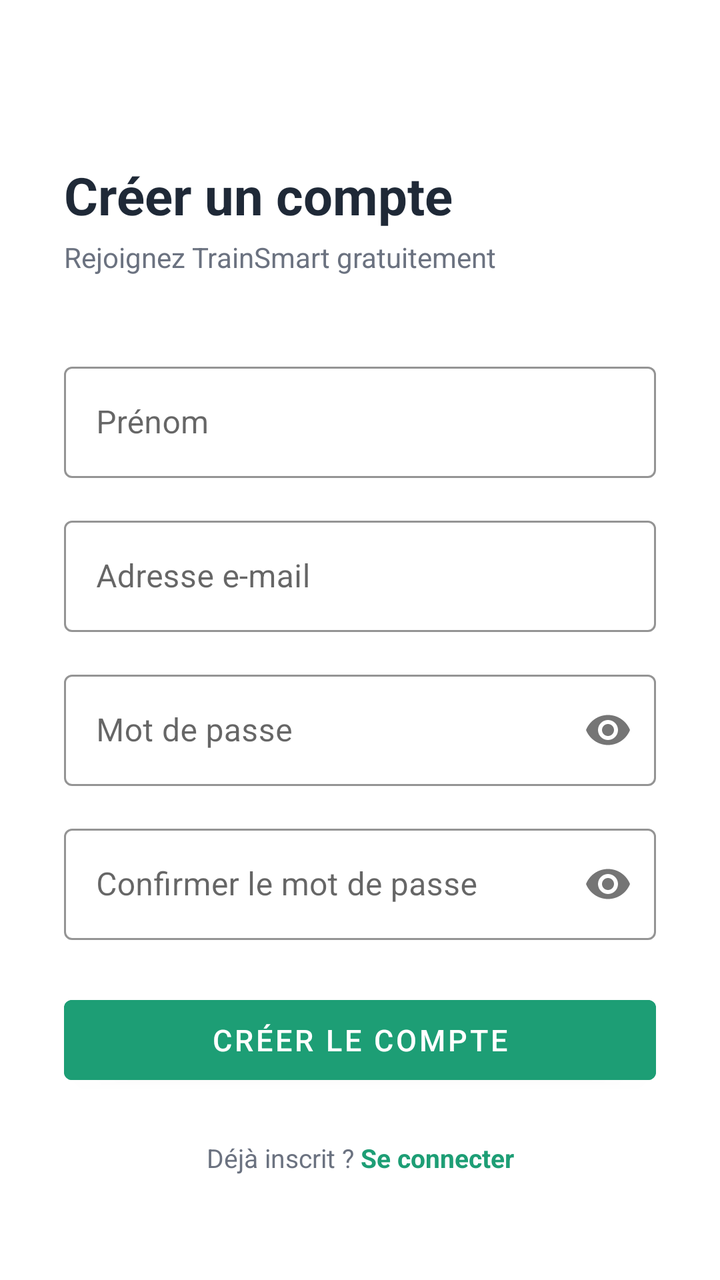
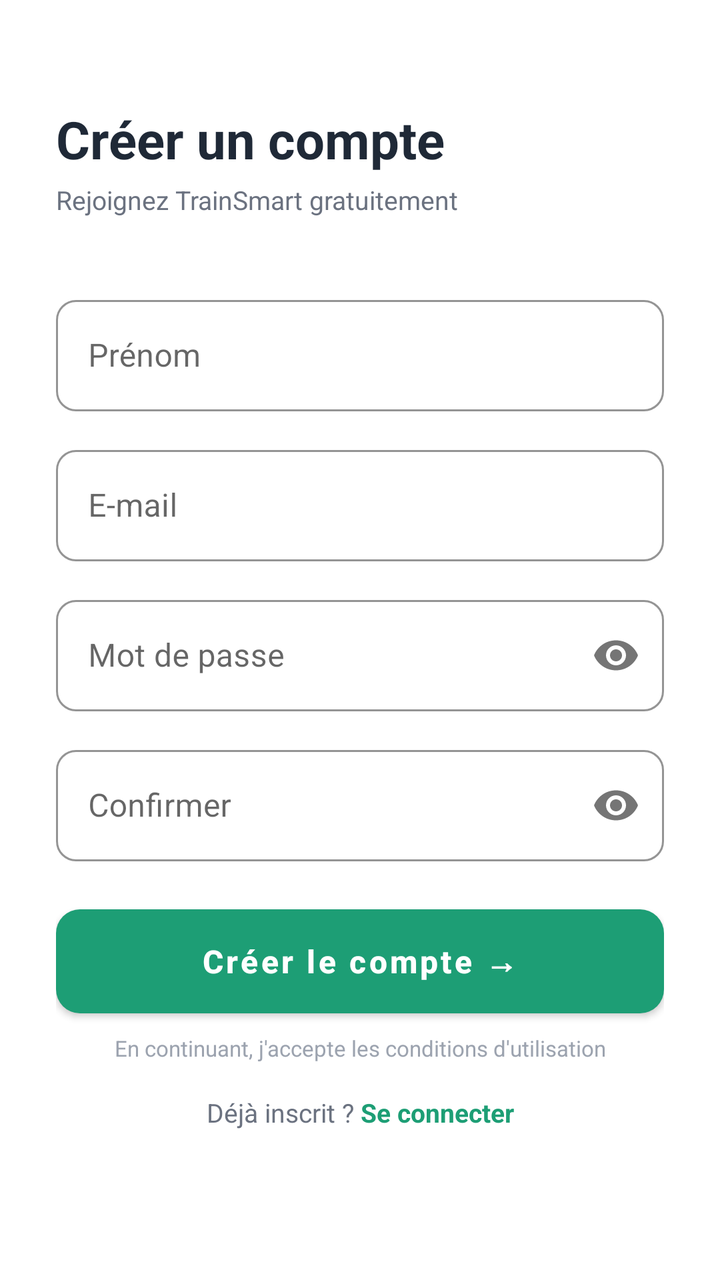

Two renders of the same Android screen: before a commit and after it. Below are the layout's source before the change and the commit's diff.
<!-- AndroidManifest.xml: application theme Theme.TrainSmart -->
<!-- res/layout/fragment_register.xml -->
<?xml version="1.0" encoding="utf-8"?>
<ScrollView
    xmlns:android="http://schemas.android.com/apk/res/android"
    xmlns:app="http://schemas.android.com/apk/res-auto"
    android:layout_width="match_parent"
    android:layout_height="match_parent"
    android:background="@color/white"
    android:fillViewport="true">

    <androidx.constraintlayout.widget.ConstraintLayout
        android:layout_width="match_parent"
        android:layout_height="wrap_content"
        android:padding="32dp">

        <TextView
            android:id="@+id/tv_title"
            android:layout_width="wrap_content"
            android:layout_height="wrap_content"
            android:text="Créer un compte"
            android:textSize="26sp"
            android:textStyle="bold"
            android:textColor="@color/text_primary"
            android:layout_marginTop="48dp"
            app:layout_constraintTop_toTopOf="parent"
            app:layout_constraintStart_toStartOf="parent" />

        <TextView
            android:id="@+id/tv_subtitle"
            android:layout_width="wrap_content"
            android:layout_height="wrap_content"
            android:text="Rejoignez TrainSmart gratuitement"
            android:textSize="14sp"
            android:textColor="@color/text_secondary"
            android:layout_marginTop="4dp"
            app:layout_constraintTop_toBottomOf="@id/tv_title"
            app:layout_constraintStart_toStartOf="parent" />

        
        <com.google.android.material.textfield.TextInputLayout
            android:id="@+id/til_prenom"
            style="@style/Widget.MaterialComponents.TextInputLayout.OutlinedBox"
            android:layout_width="match_parent"
            android:layout_height="wrap_content"
            android:hint="Prénom"
            android:layout_marginTop="40dp"
            app:boxStrokeColor="@color/green_primary"
            app:hintTextColor="@color/green_primary"
            app:layout_constraintTop_toBottomOf="@id/tv_subtitle"
            app:layout_constraintStart_toStartOf="parent"
            app:layout_constraintEnd_toEndOf="parent">

            <com.google.android.material.textfield.TextInputEditText
                android:id="@+id/et_prenom"
                android:layout_width="match_parent"
                android:layout_height="wrap_content"
                android:inputType="textPersonName"
                android:imeOptions="actionNext" />

        </com.google.android.material.textfield.TextInputLayout>

        
        <com.google.android.material.textfield.TextInputLayout
            android:id="@+id/til_email"
            style="@style/Widget.MaterialComponents.TextInputLayout.OutlinedBox"
            android:layout_width="match_parent"
            android:layout_height="wrap_content"
            android:hint="Adresse e-mail"
            android:layout_marginTop="16dp"
            app:boxStrokeColor="@color/green_primary"
            app:hintTextColor="@color/green_primary"
            app:layout_constraintTop_toBottomOf="@id/til_prenom"
            app:layout_constraintStart_toStartOf="parent"
            app:layout_constraintEnd_toEndOf="parent">

            <com.google.android.material.textfield.TextInputEditText
                android:id="@+id/et_email"
                android:layout_width="match_parent"
                android:layout_height="wrap_content"
                android:inputType="textEmailAddress"
                android:imeOptions="actionNext" />

        </com.google.android.material.textfield.TextInputLayout>

        
        <com.google.android.material.textfield.TextInputLayout
            android:id="@+id/til_password"
            style="@style/Widget.MaterialComponents.TextInputLayout.OutlinedBox"
            android:layout_width="match_parent"
            android:layout_height="wrap_content"
            android:hint="Mot de passe"
            android:layout_marginTop="16dp"
            app:boxStrokeColor="@color/green_primary"
            app:hintTextColor="@color/green_primary"
            app:passwordToggleEnabled="true"
            app:layout_constraintTop_toBottomOf="@id/til_email"
            app:layout_constraintStart_toStartOf="parent"
            app:layout_constraintEnd_toEndOf="parent">

            <com.google.android.material.textfield.TextInputEditText
                android:id="@+id/et_password"
                android:layout_width="match_parent"
                android:layout_height="wrap_content"
                android:inputType="textPassword"
                android:imeOptions="actionNext" />

        </com.google.android.material.textfield.TextInputLayout>

        
        <com.google.android.material.textfield.TextInputLayout
            android:id="@+id/til_confirm_password"
            style="@style/Widget.MaterialComponents.TextInputLayout.OutlinedBox"
            android:layout_width="match_parent"
            android:layout_height="wrap_content"
            android:hint="Confirmer le mot de passe"
            android:layout_marginTop="16dp"
            app:boxStrokeColor="@color/green_primary"
            app:hintTextColor="@color/green_primary"
            app:passwordToggleEnabled="true"
            app:layout_constraintTop_toBottomOf="@id/til_password"
            app:layout_constraintStart_toStartOf="parent"
            app:layout_constraintEnd_toEndOf="parent">

            <com.google.android.material.textfield.TextInputEditText
                android:id="@+id/et_confirm_password"
                android:layout_width="match_parent"
                android:layout_height="wrap_content"
                android:inputType="textPassword"
                android:imeOptions="actionDone" />

        </com.google.android.material.textfield.TextInputLayout>

        
        <Button
            android:id="@+id/btn_register"
            android:layout_width="match_parent"
            android:layout_height="52dp"
            android:text="Créer le compte"
            android:textSize="15sp"
            android:textColor="@color/white"
            android:backgroundTint="@color/green_primary"
            android:layout_marginTop="24dp"
            style="@style/Widget.MaterialComponents.Button"
            app:layout_constraintTop_toBottomOf="@id/til_confirm_password"
            app:layout_constraintStart_toStartOf="parent"
            app:layout_constraintEnd_toEndOf="parent" />

        
        <LinearLayout
            android:id="@+id/layout_login"
            android:layout_width="wrap_content"
            android:layout_height="wrap_content"
            android:orientation="horizontal"
            android:layout_marginTop="24dp"
            app:layout_constraintTop_toBottomOf="@id/btn_register"
            app:layout_constraintStart_toStartOf="parent"
            app:layout_constraintEnd_toEndOf="parent">

            <TextView
                android:layout_width="wrap_content"
                android:layout_height="wrap_content"
                android:text="Déjà inscrit ? "
                android:textSize="13sp"
                android:textColor="@color/text_secondary" />

            <TextView
                android:id="@+id/tv_go_login"
                android:layout_width="wrap_content"
                android:layout_height="wrap_content"
                android:text="Se connecter"
                android:textSize="13sp"
                android:textColor="@color/green_primary"
                android:textStyle="bold" />

        </LinearLayout>

    </androidx.constraintlayout.widget.ConstraintLayout>
</ScrollView>
<!-- resources referenced by this layout -->
<resources>
  <color name="green_primary">#1D9E75</color>
  <color name="text_primary">#1F2937</color>
  <color name="text_secondary">#6B7280</color>
  <color name="white">#FFFFFF</color>
  <style name="Theme.TrainSmart" parent="Theme.MaterialComponents.DayNight.NoActionBar">
          <item name="colorPrimary">@color/green_primary</item>
          <item name="colorPrimaryDark">@color/green_dark</item>
          <item name="colorAccent">@color/green_primary</item>
          <item name="android:windowBackground">@color/background</item>
          <item name="android:statusBarColor">@color/green_primary</item>
          <item name="android:navigationBarColor">@color/white</item>
      </style>
  <color name="green_dark">#0F6E56</color>
  <color name="background">#F3F4F6</color>
</resources>

<!-- the commit's change to res/layout/fragment_register.xml (unified diff, before → after) -->
@@ -10,167 +10,160 @@
     <androidx.constraintlayout.widget.ConstraintLayout
         android:layout_width="match_parent"
         android:layout_height="wrap_content"
-        android:padding="32dp">
+        android:paddingStart="28dp"
+        android:paddingEnd="28dp"
+        android:paddingBottom="32dp">
 
         <TextView
             android:id="@+id/tv_title"
             android:layout_width="wrap_content"
             android:layout_height="wrap_content"
+            android:layout_marginTop="52dp"
             android:text="Créer un compte"
+            android:textColor="@color/text_primary"
             android:textSize="26sp"
             android:textStyle="bold"
-            android:textColor="@color/text_primary"
-            android:layout_marginTop="48dp"
-            app:layout_constraintTop_toTopOf="parent"
-            app:layout_constraintStart_toStartOf="parent" />
+            app:layout_constraintStart_toStartOf="parent"
+            app:layout_constraintTop_toTopOf="parent" />
 
         <TextView
             android:id="@+id/tv_subtitle"
             android:layout_width="wrap_content"
             android:layout_height="wrap_content"
+            android:layout_marginTop="4dp"
             android:text="Rejoignez TrainSmart gratuitement"
-            android:textSize="14sp"
             android:textColor="@color/text_secondary"
-            android:layout_marginTop="4dp"
-            app:layout_constraintTop_toBottomOf="@id/tv_title"
-            app:layout_constraintStart_toStartOf="parent" />
+            android:textSize="13sp"
+            app:layout_constraintStart_toStartOf="parent"
+            app:layout_constraintTop_toBottomOf="@id/tv_title" />
 
-        
         <com.google.android.material.textfield.TextInputLayout
             android:id="@+id/til_prenom"
-            style="@style/Widget.MaterialComponents.TextInputLayout.OutlinedBox"
+            style="@style/TrainSmart.TextInput"
             android:layout_width="match_parent"
             android:layout_height="wrap_content"
+            android:layout_marginTop="36dp"
             android:hint="Prénom"
-            android:layout_marginTop="40dp"
-            app:boxStrokeColor="@color/green_primary"
-            app:hintTextColor="@color/green_primary"
-            app:layout_constraintTop_toBottomOf="@id/tv_subtitle"
+            app:layout_constraintEnd_toEndOf="parent"
             app:layout_constraintStart_toStartOf="parent"
-            app:layout_constraintEnd_toEndOf="parent">
+            app:layout_constraintTop_toBottomOf="@id/tv_subtitle">
 
             <com.google.android.material.textfield.TextInputEditText
                 android:id="@+id/et_prenom"
                 android:layout_width="match_parent"
                 android:layout_height="wrap_content"
-                android:inputType="textPersonName"
-                android:imeOptions="actionNext" />
-
+                android:imeOptions="actionNext"
+                android:inputType="textPersonName" />
         </com.google.android.material.textfield.TextInputLayout>
 
-        
         <com.google.android.material.textfield.TextInputLayout
             android:id="@+id/til_email"
-            style="@style/Widget.MaterialComponents.TextInputLayout.OutlinedBox"
+            style="@style/TrainSmart.TextInput"
             android:layout_width="match_parent"
             android:layout_height="wrap_content"
-            android:hint="Adresse e-mail"
-            android:layout_marginTop="16dp"
-            app:boxStrokeColor="@color/green_primary"
-            app:hintTextColor="@color/green_primary"
-            app:layout_constraintTop_toBottomOf="@id/til_prenom"
+            android:layout_marginTop="14dp"
+            android:hint="E-mail"
+            app:layout_constraintEnd_toEndOf="parent"
             app:layout_constraintStart_toStartOf="parent"
-            app:layout_constraintEnd_toEndOf="parent">
+            app:layout_constraintTop_toBottomOf="@id/til_prenom">
 
             <com.google.android.material.textfield.TextInputEditText
                 android:id="@+id/et_email"
                 android:layout_width="match_parent"
                 android:layout_height="wrap_content"
-                android:inputType="textEmailAddress"
-                android:imeOptions="actionNext" />
-
+                android:imeOptions="actionNext"
+                android:inputType="textEmailAddress" />
         </com.google.android.material.textfield.TextInputLayout>
 
-        
         <com.google.android.material.textfield.TextInputLayout
             android:id="@+id/til_password"
-            style="@style/Widget.MaterialComponents.TextInputLayout.OutlinedBox"
+            style="@style/TrainSmart.TextInput"
             android:layout_width="match_parent"
             android:layout_height="wrap_content"
+            android:layout_marginTop="14dp"
             android:hint="Mot de passe"
-            android:layout_marginTop="16dp"
-            app:boxStrokeColor="@color/green_primary"
-            app:hintTextColor="@color/green_primary"
-            app:passwordToggleEnabled="true"
+            app:layout_constraintEnd_toEndOf="parent"
+            app:layout_constraintStart_toStartOf="parent"
             app:layout_constraintTop_toBottomOf="@id/til_email"
-            app:layout_constraintStart_toStartOf="parent"
-            app:layout_constraintEnd_toEndOf="parent">
+            app:passwordToggleEnabled="true">
 
             <com.google.android.material.textfield.TextInputEditText
                 android:id="@+id/et_password"
                 android:layout_width="match_parent"
                 android:layout_height="wrap_content"
-                android:inputType="textPassword"
-                android:imeOptions="actionNext" />
-
+                android:imeOptions="actionNext"
+                android:inputType="textPassword" />
         </com.google.android.material.textfield.TextInputLayout>
 
-        
         <com.google.android.material.textfield.TextInputLayout
             android:id="@+id/til_confirm_password"
-            style="@style/Widget.MaterialComponents.TextInputLayout.OutlinedBox"
+            style="@style/TrainSmart.TextInput"
             android:layout_width="match_parent"
             android:layout_height="wrap_content"
-            android:hint="Confirmer le mot de passe"
-            android:layout_marginTop="16dp"
-            app:boxStrokeColor="@color/green_primary"
-            app:hintTextColor="@color/green_primary"
-            app:passwordToggleEnabled="true"
+            android:layout_marginTop="14dp"
+            android:hint="Confirmer"
+            app:layout_constraintEnd_toEndOf="parent"
+            app:layout_constraintStart_toStartOf="parent"
             app:layout_constraintTop_toBottomOf="@id/til_password"
-            app:layout_constraintStart_toStartOf="parent"
-            app:layout_constraintEnd_toEndOf="parent">
+            app:passwordToggleEnabled="true">
 
             <com.google.android.material.textfield.TextInputEditText
                 android:id="@+id/et_confirm_password"
                 android:layout_width="match_parent"
                 android:layout_height="wrap_content"
-                android:inputType="textPassword"
-                android:imeOptions="actionDone" />
-
+                android:imeOptions="actionDone"
+                android:inputType="textPassword" />
         </com.google.android.material.textfield.TextInputLayout>
 
-        
         <Button
             android:id="@+id/btn_register"
+            style="@style/TrainSmart.Button.Primary"
             android:layout_width="match_parent"
             android:layout_height="52dp"
-            android:text="Créer le compte"
-            android:textSize="15sp"
-            android:textColor="@color/white"
-            android:backgroundTint="@color/green_primary"
             android:layout_marginTop="24dp"
-            style="@style/Widget.MaterialComponents.Button"
-            app:layout_constraintTop_toBottomOf="@id/til_confirm_password"
+            android:text="Créer le compte →"
+            app:layout_constraintEnd_toEndOf="parent"
             app:layout_constraintStart_toStartOf="parent"
-            app:layout_constraintEnd_toEndOf="parent" />
+            app:layout_constraintTop_toBottomOf="@id/til_confirm_password" />
 
-        
+        <TextView
+            android:id="@+id/tv_terms"
+            android:layout_width="wrap_content"
+            android:layout_height="wrap_content"
+            android:layout_marginTop="10dp"
+            android:gravity="center"
+            android:text="En continuant, j'accepte les conditions d'utilisation"
+            android:textColor="@color/text_hint"
+            android:textSize="11sp"
+            app:layout_constraintEnd_toEndOf="parent"
+            app:layout_constraintStart_toStartOf="parent"
+            app:layout_constraintTop_toBottomOf="@id/btn_register" />
+
         <LinearLayout
             android:id="@+id/layout_login"
             android:layout_width="wrap_content"
             android:layout_height="wrap_content"
+            android:layout_marginTop="16dp"
             android:orientation="horizontal"
-            android:layout_marginTop="24dp"
-            app:layout_constraintTop_toBottomOf="@id/btn_register"
+            app:layout_constraintEnd_toEndOf="parent"
             app:layout_constraintStart_toStartOf="parent"
-            app:layout_constraintEnd_toEndOf="parent">
+            app:layout_constraintTop_toBottomOf="@id/tv_terms">
 
             <TextView
                 android:layout_width="wrap_content"
                 android:layout_height="wrap_content"
                 android:text="Déjà inscrit ? "
-                android:textSize="13sp"
-                android:textColor="@color/text_secondary" />
+                android:textColor="@color/text_secondary"
+                android:textSize="13sp" />
 
             <TextView
                 android:id="@+id/tv_go_login"
                 android:layout_width="wrap_content"
                 android:layout_height="wrap_content"
                 android:text="Se connecter"
+                android:textColor="@color/green_primary"
                 android:textSize="13sp"
-                android:textColor="@color/green_primary"
                 android:textStyle="bold" />
-
         </LinearLayout>
 
     </androidx.constraintlayout.widget.ConstraintLayout>
<!-- resource entries referenced after the edit -->
@@ -1,18 +1,41 @@
 <!-- resources referenced by this layout -->
 <resources>
   <color name="green_primary">#1D9E75</color>
+  <color name="text_hint">#9CA3AF</color>
   <color name="text_primary">#1F2937</color>
   <color name="text_secondary">#6B7280</color>
   <color name="white">#FFFFFF</color>
+  <style name="TrainSmart.Button.Primary" parent="Widget.MaterialComponents.Button">
+          <item name="backgroundTint">@color/green_primary</item>
+          <item name="android:textColor">@color/white</item>
+          <item name="android:textSize">16sp</item>
+          <item name="android:textStyle">bold</item>
+          <item name="cornerRadius">12dp</item>
+          <item name="android:paddingTop">12dp</item>
+          <item name="android:paddingBottom">12dp</item>
+          <item name="android:textAllCaps">false</item>
+          <item name="android:insetTop">0dp</item>
+          <item name="android:insetBottom">0dp</item>
+      </style>
+  <style name="TrainSmart.TextInput" parent="Widget.MaterialComponents.TextInputLayout.OutlinedBox">
+          <item name="boxStrokeColor">@color/green_primary</item>
+          <item name="hintTextColor">@color/green_primary</item>
+          <item name="boxCornerRadiusTopStart">10dp</item>
+          <item name="boxCornerRadiusTopEnd">10dp</item>
+          <item name="boxCornerRadiusBottomStart">10dp</item>
+          <item name="boxCornerRadiusBottomEnd">10dp</item>
+      </style>
   <style name="Theme.TrainSmart" parent="Theme.MaterialComponents.DayNight.NoActionBar">
           <item name="colorPrimary">@color/green_primary</item>
           <item name="colorPrimaryDark">@color/green_dark</item>
           <item name="colorAccent">@color/green_primary</item>
           <item name="android:windowBackground">@color/background</item>
-          <item name="android:statusBarColor">@color/green_primary</item>
+          <item name="android:statusBarColor">@color/white</item>
+          <item name="android:windowLightStatusBar">true</item>
           <item name="android:navigationBarColor">@color/white</item>
+          <item name="android:windowLayoutInDisplayCutoutMode">shortEdges</item>
       </style>
   <color name="green_dark">#0F6E56</color>
-  <color name="background">#F3F4F6</color>
+  <color name="background">#F8F9FA</color>
 </resources>
 
